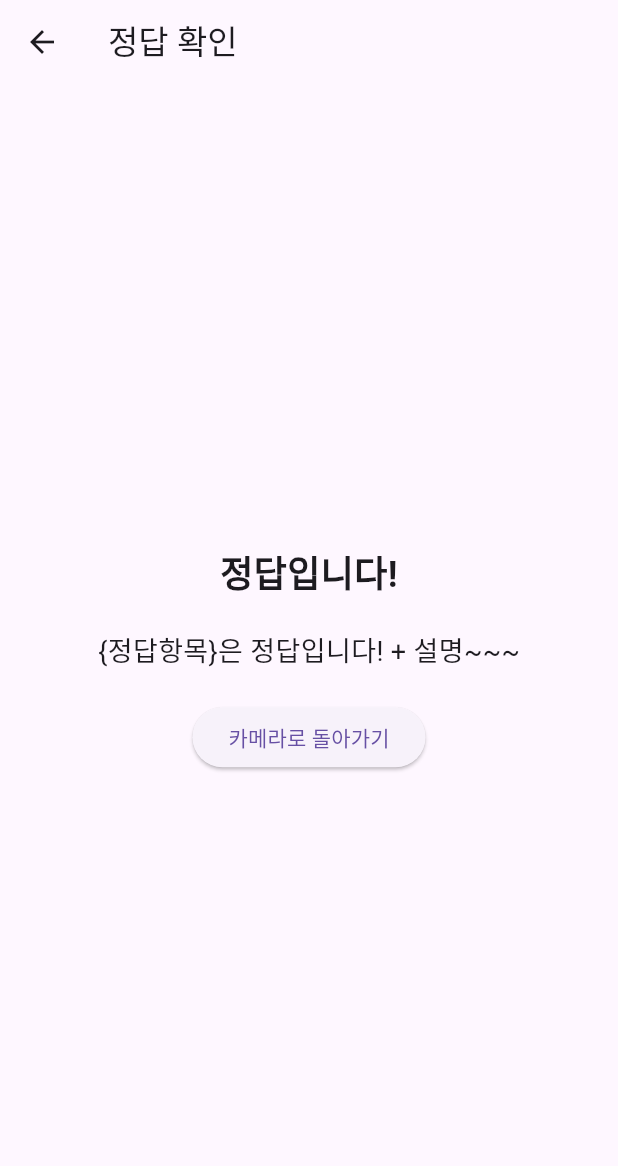
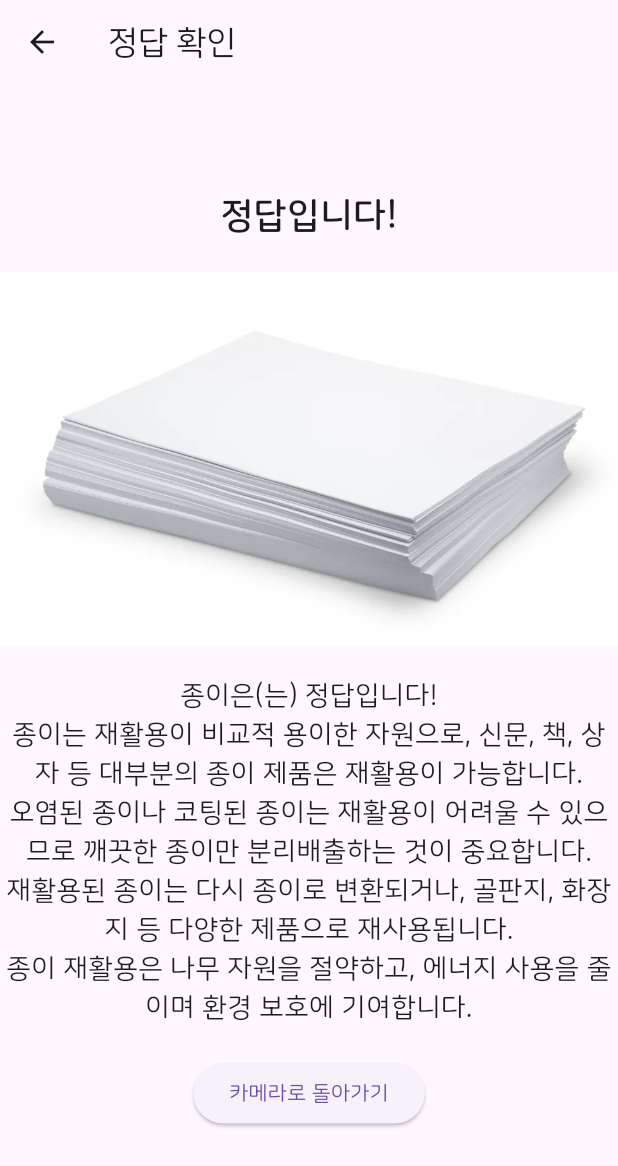
Before and after one commit to jiyun5826/1234, a Flutter app: the AnswerChoice screen opened directly, after a tap on "종이", on a phone screen of 412 x 824 dp. Shown: the top 1166 px of the screen. Run offline on Flutter 3.47's test engine with Material 3 defaults, Android fonts, the phone set to English and light mode, and no system bars; our stand-ins replace camera, firebase_core; missing offline and left inert: tflite; accounts and stored records are empty; statements that could not run were skipped.

Commit message:
add explanation

```diff
--- a/lib/main.dart
+++ b/lib/main.dart
@@ -20,6 +20,7 @@ class MyApp extends StatelessWidget {
     return MaterialApp(
       title: 'smart trash can',
       home: const VersionPage(),
+      theme: ThemeData(fontFamily: "NanumSquareRound"),
     );
   }
 }
--- /dev/null
+++ b/lib/normal/open.dart
@@ -0,0 +1,57 @@
+import 'package:flutter/material.dart';
+import 'package:project/page/camerapage1.dart';
+
+class Open extends StatelessWidget {
+  const Open({super.key});
+
+  // recognizedAnswer를 getter로 선언
+  String get recognizedAnswer => '0'; // 실제로는 값을 받아오는 로직이 필요
+
+  // answer를 getter로 선언
+  String get answer {
+    if (recognizedAnswer == '0') {
+      return "종이";
+    } else if (recognizedAnswer == '1') {
+      return "플라스틱";
+    } else if (recognizedAnswer == '2') {
+      return "캔";
+    } else if (recognizedAnswer == '3') {
+      return "일반쓰레기";
+    } else {
+      return "알 수 없음";
+    }
+  }
+
+  @override
+  Widget build(BuildContext context) {
+    return Scaffold(
+      appBar: AppBar(
+        title: Text('쓰레기 종류'),
+      ),
+      body: Center(
+        child: Column(
+          mainAxisAlignment: MainAxisAlignment.center,
+          children: [
+            Text(
+              "이 쓰레기는 ${answer}입니다.",
+              style: TextStyle(fontSize: 18),
+              textAlign: TextAlign.center,
+            ),
+            SizedBox(height: 20),
+            ElevatedButton(
+              onPressed: () {
+                Navigator.pushReplacement(
+                  context,
+                  MaterialPageRoute(
+                    builder: (context) => CameraPage1(),
+                  ),
+                );
+              },
+              child: Text('카메라로 돌아가기'),
+            ),
+          ],
+        ),
+      ),
+    );
+  }
+}
--- a/lib/quiz/answerchoice.dart
+++ b/lib/quiz/answerchoice.dart
@@ -25,59 +25,76 @@ class AnswerChoice extends StatelessWidget {
         child: Column(
           mainAxisAlignment: MainAxisAlignment.center,
           children: [
-            Text('Choose the answer'),
+            // Text('Choose the answer'),
             Row(
               mainAxisAlignment: MainAxisAlignment.spaceEvenly,
               children: [
                 Padding(
-                  padding: const EdgeInsets.all(50),
+                  padding: const EdgeInsets.all(10),
                   child: Container(
-                    width: 150,
-                    height: 150,
+                    width: 650,
+                    height: 300,
                     child: FloatingActionButton(
                       onPressed: () {
                         _navigateToAnswerResult(context, '0');
                       },
-                      child: Text("종이"),
+                      child: Text(
+                        "종이",
+                        style: TextStyle(fontSize: 50),
+                      ),
                     ),
                   ),
                 ),
                 Padding(
-                  padding: const EdgeInsets.all(50),
+                  padding: const EdgeInsets.all(10),
                   child: Container(
-                    width: 150,
-                    height: 150,
+                    width: 650,
+                    height: 300,
                     child: FloatingActionButton(
                       onPressed: () {
                         _navigateToAnswerResult(context, '1');
                       },
-                      child: Text("플라스틱"),
+                      child: Text(
+                        "플라스틱",
+                        style: TextStyle(fontSize: 50),
+                      ),
+                    ),
+                  ),
+                ),
+              ],
+            ),
+            Row(
+              mainAxisAlignment: MainAxisAlignment.spaceEvenly,
+              children: [
+                Padding(
+                  padding: const EdgeInsets.all(10),
+                  child: Container(
+                    width: 650,
+                    height: 300,
+                    child: FloatingActionButton(
+                      onPressed: () {
+                        _navigateToAnswerResult(context, '2');
+                      },
+                      child: Text(
+                        "캔",
+                        style: TextStyle(fontSize: 50),
+                      ),
                     ),
                   ),
                 ),
                 Padding(
-                  padding: const EdgeInsets.all(50),
+                  padding: const EdgeInsets.all(10),
                   child: Container(
-                    width: 150,
-                    height: 150,
-                    child: FloatingActionButton(
-                      onPressed: () {
-                        _navigateToAnswerResult(context, '2');
-                      },
-                      child: Text("캔"),
-                    ),
-                  ),
-                ),
-                Padding(
-                  padding: const EdgeInsets.all(50),
-                  child: Container(
-                    width: 150,
-                    height: 150,
+                    width: 650,
+                    height: 300,
                     child: FloatingActionButton(
                       onPressed: () {
                         _navigateToAnswerResult(context, '3');
                       },
-                      child: Text("일반쓰레기"),
+                      child: Text(
+                        "일반쓰레기",
+                        style: TextStyle(fontSize: 50),
+                      ),
                     ),
                   ),
                 ),
--- a/lib/quiz/answeresult.dart
+++ b/lib/quiz/answeresult.dart
@@ -8,10 +8,55 @@ class AnswerResultPage extends StatelessWidget {
 
   AnswerResultPage({required this.selectedAnswer});
 
+  // recognizedAnswer를 getter로 선언
+  String get recognizedAnswer => '0'; // 실제로는 값을 받아오는 로직이 필요
+
+  // answer를 getter로 선언
+  String get answer {
+    if (recognizedAnswer == '0') {
+      return "종이";
+    } else if (recognizedAnswer == '1') {
+      return "플라스틱";
+    } else if (recognizedAnswer == '2') {
+      return "캔";
+    } else if (recognizedAnswer == '3') {
+      return "일반쓰레기";
+    } else {
+      return "알 수 없음";
+    }
+  }
+
+  String get enganswer {
+    if (recognizedAnswer == '0') {
+      return "paper";
+    } else if (recognizedAnswer == '1') {
+      return "plastic";
+    } else if (recognizedAnswer == '2') {
+      return "can";
+    } else if (recognizedAnswer == '3') {
+      return "general waste";
+    } else {
+      return "알 수 없음";
+    }
+  }
+
+  String explanation(String answer) {
+    switch (recognizedAnswer) {
+      case "0":
+        return "종이는 재활용이 비교적 용이한 자원으로, 신문, 책, 상자 등 대부분의 종이 제품은 재활용이 가능합니다. \n오염된 종이나 코팅된 종이는 재활용이 어려울 수 있으므로 깨끗한 종이만 분리배출하는 것이 중요합니다. \n재활용된 종이는 다시 종이로 변환되거나, 골판지, 화장지 등 다양한 제품으로 재사용됩니다. \n종이 재활용은 나무 자원을 절약하고, 에너지 사용을 줄이며 환경 보호에 기여합니다.";
+      case "1":
+        return "플라스틱은 종류가 다양하고, 재활용이 가능한 플라스틱과 그렇지 않은 플라스틱이 있습니다. \nPET, HDPE 등의 플라스틱은 재활용이 가능하지만, PVC나 폴리스티렌은 재활용이 어려워 환경오염을 일으킬 수 있습니다. \n플라스틱은 재활용 후 섬유, 포장재 등으로 변환되지만, 반복적인 재활용으로 품질이 떨어질 수 있습니다. \n따라서 플라스틱을 재활용하려면 철저한 분리배출과 오염 방지가 중요합니다.";
+      case "2":
+        return "캔, 특히 알루미늄 캔은 100% 재활용 가능하며, 재활용 후 품질 저하 없이 다시 새로운 캔으로 변환됩니다. \n알루미늄 캔을 재활용하면 원료 채굴로 인한 환경 부담을 줄이고, 에너지 소비를 절감할 수 있습니다. \n철 캔도 재활용이 가능하지만, 알루미늄보다는 재활용률이 낮습니다. \n캔은 재활용 과정에서 오염물질을 제거하고, 다시 사용 가능한 금속 자원으로 변환됩니다.";
+      case "3":
+        return "전 세계에서 매년 약 23억 톤의 쓰레기가 발생하며, 그 중 약 50%~70%는 일반쓰레기로 분류됩니다. \n일반쓰레기는 재활용이 어려운 혼합 폐기물로, 음식물 쓰레기나 오염된 포장재 등이 포함됩니다. \n이러한 쓰레기 대부분은 매립지에 버려지거나 소각 처리되며, 이는 심각한 대기오염을 유발합니다.";
+      default:
+        return "error?!?!?!?!";
+    }
+  }
+
   @override
   Widget build(BuildContext context) {
-    String recognizedAnswer = '0'; //인식값 받아와서 string형태로 저장해야함
-
     // 예시에서는 "종이"가 정답
     bool isCorrect = selectedAnswer == recognizedAnswer;
 
@@ -28,9 +73,21 @@ class AnswerResultPage extends StatelessWidget {
               style: TextStyle(fontSize: 24, fontWeight: FontWeight.bold),
             ),
             SizedBox(height: 20),
+            if (isCorrect)
+              Column(
+                children: [
+                  // 로컬 이미지 예시
+                  Image.asset('assets/images/${enganswer}.jpg',
+                      width: 500, height: 250, fit: BoxFit.cover),
+                ],
+              ),
+            SizedBox(height: 20),
             Text(
-              isCorrect ? '{정답항목}은 정답입니다! + 설명~~~' : '다시 시도해보세요!',
+              isCorrect
+                  ? '${answer}은(는) 정답입니다! \n${explanation(answer)}'
+                  : '다시 시도해보세요!',
               style: TextStyle(fontSize: 18),
+              textAlign: TextAlign.center,
             ),
             SizedBox(height: 20),
             // 틀렸을 때 '다시 시도' 버튼
```
Also changed, not shown: pubspec.yaml (+12 -0 lines), assets/fonts/NanumSquareRoundB.ttf (added), assets/fonts/NanumSquareRoundEB.ttf (added), assets/fonts/NanumSquareRoundL.ttf (added), assets/fonts/NanumSquareRoundR.ttf (added), assets/images/can.jpg (added), assets/images/general waste.jpg (added), assets/images/paper.jpg (added), assets/images/plastic.jpg (added).
